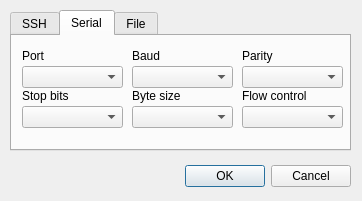
Before: the Qt Designer form opendialog.ui in cdesjardins/ComBomb, drawn with Qt 5.
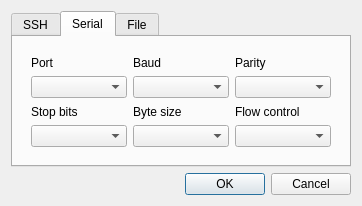
After: the same form once the commit is applied. The open tabs and pages were chosen to show the change. Icons and pictures are not drawn.

Commit message: Set font, and create layouts

Patch:
```diff
--- a/opendialog.ui
+++ b/opendialog.ui
@@ -17,86 +17,60 @@
    <iconset resource="ComBomb.qrc">
     <normaloff>:/images/ComBomb16.png</normaloff>:/images/ComBomb16.png</iconset>
   </property>
-  <widget class="QDialogButtonBox" name="_buttonBox">
-   <property name="geometry">
-    <rect>
-     <x>40</x>
-     <y>160</y>
-     <width>311</width>
-     <height>32</height>
-    </rect>
-   </property>
-   <property name="orientation">
-    <enum>Qt::Horizontal</enum>
-   </property>
-   <property name="standardButtons">
-    <set>QDialogButtonBox::Cancel|QDialogButtonBox::Ok</set>
-   </property>
-  </widget>
+  <layout class="QGridLayout" name="gridLayout">
+   <item row="0" column="0">
   <widget class="QTabWidget" name="tabWidget">
-   <property name="geometry">
-    <rect>
-     <x>10</x>
-     <y>10</y>
-     <width>341</width>
-     <height>141</height>
-    </rect>
-   </property>
    <property name="currentIndex">
     <number>0</number>
    </property>
    <widget class="QWidget" name="Ssh">
+      <property name="layoutDirection">
+       <enum>Qt::LeftToRight</enum>
+      </property>
     <attribute name="title">
      <string>SSH</string>
     </attribute>
-    <widget class="QComboBox" name="_hostNameComboBox">
-     <property name="geometry">
-      <rect>
-       <x>10</x>
-       <y>30</y>
-       <width>311</width>
-       <height>22</height>
-      </rect>
-     </property>
-     <property name="editable">
-      <bool>true</bool>
-     </property>
-    </widget>
+      <layout class="QVBoxLayout" name="verticalLayout">
+       <item>
+        <widget class="QWidget" name="widget" native="true">
+         <layout class="QGridLayout" name="gridLayout_2">
+          <item row="0" column="0" colspan="3">
     <widget class="QLabel" name="label_8">
-     <property name="geometry">
-      <rect>
-       <x>10</x>
-       <y>10</y>
-       <width>301</width>
-       <height>16</height>
-      </rect>
-     </property>
      <property name="text">
       <string>Hostname</string>
      </property>
     </widget>
+          </item>
+          <item row="1" column="0" colspan="3">
+           <widget class="QComboBox" name="_hostNameComboBox">
+            <property name="editable">
+             <bool>true</bool>
+            </property>
+           </widget>
+          </item>
+          <item row="2" column="0">
     <widget class="QLabel" name="label_9">
-     <property name="geometry">
-      <rect>
-       <x>10</x>
-       <y>60</y>
-       <width>51</width>
-       <height>16</height>
-      </rect>
-     </property>
      <property name="text">
       <string>Port</string>
      </property>
     </widget>
+          </item>
+          <item row="2" column="1">
+           <widget class="QLabel" name="label_10">
+            <property name="text">
+             <string>Username</string>
+            </property>
+           </widget>
+          </item>
+          <item row="2" column="2">
+           <widget class="QLabel" name="label_11">
+            <property name="text">
+             <string>Password</string>
+            </property>
+           </widget>
+          </item>
+          <item row="3" column="0">
     <widget class="QLineEdit" name="_portNumLineEdit">
-     <property name="geometry">
-      <rect>
-       <x>10</x>
-       <y>80</y>
-       <width>51</width>
-       <height>20</height>
-      </rect>
-     </property>
      <property name="inputMethodHints">
       <set>Qt::ImhDigitsOnly</set>
      </property>
@@ -104,256 +78,195 @@
       <string>22</string>
      </property>
     </widget>
+          </item>
+          <item row="3" column="1">
     <widget class="QComboBox" name="_userNameComboBox">
-     <property name="geometry">
-      <rect>
-       <x>70</x>
-       <y>80</y>
-       <width>131</width>
-       <height>22</height>
-      </rect>
-     </property>
      <property name="editable">
       <bool>true</bool>
      </property>
     </widget>
-    <widget class="QLineEdit" name="_passwordLineEdit">
-     <property name="geometry">
-      <rect>
-       <x>210</x>
-       <y>80</y>
-       <width>113</width>
-       <height>20</height>
-      </rect>
-     </property>
-    </widget>
-    <widget class="QLabel" name="label_10">
-     <property name="geometry">
-      <rect>
-       <x>70</x>
-       <y>60</y>
-       <width>121</width>
-       <height>21</height>
-      </rect>
-     </property>
-     <property name="text">
-      <string>Username</string>
-     </property>
-    </widget>
-    <widget class="QLabel" name="label_11">
-     <property name="geometry">
-      <rect>
-       <x>210</x>
-       <y>60</y>
-       <width>101</width>
-       <height>21</height>
-      </rect>
-     </property>
-     <property name="text">
-      <string>Password</string>
-     </property>
-    </widget>
+          </item>
+          <item row="3" column="2">
+           <widget class="QLineEdit" name="_passwordLineEdit"/>
+          </item>
+         </layout>
+        </widget>
+       </item>
+      </layout>
    </widget>
    <widget class="QWidget" name="Serial">
     <attribute name="title">
      <string>Serial</string>
     </attribute>
+      <layout class="QVBoxLayout" name="verticalLayout_2">
+       <item>
+        <widget class="QWidget" name="widget_2" native="true">
+         <layout class="QGridLayout" name="gridLayout_3">
+          <item row="0" column="0">
+           <widget class="QLabel" name="label">
+            <property name="text">
+             <string>Port</string>
+            </property>
+           </widget>
+          </item>
+          <item row="0" column="1">
+           <widget class="QLabel" name="label_2">
+            <property name="text">
+             <string>Baud</string>
+            </property>
+           </widget>
+          </item>
+          <item row="0" column="2">
     <widget class="QLabel" name="label_3">
-     <property name="geometry">
-      <rect>
-       <x>230</x>
-       <y>10</y>
-       <width>46</width>
-       <height>20</height>
-      </rect>
-     </property>
      <property name="text">
       <string>Parity</string>
      </property>
     </widget>
-    <widget class="QComboBox" name="_comPortComboBox">
-     <property name="geometry">
-      <rect>
-       <x>10</x>
-       <y>30</y>
-       <width>101</width>
-       <height>22</height>
-      </rect>
-     </property>
-    </widget>
+          </item>
+          <item row="1" column="0">
+           <widget class="QComboBox" name="_comPortComboBox"/>
+          </item>
+          <item row="1" column="1">
     <widget class="QComboBox" name="_baudRateComboBox">
-     <property name="geometry">
-      <rect>
-       <x>120</x>
-       <y>30</y>
-       <width>101</width>
-       <height>22</height>
-      </rect>
-     </property>
      <property name="currentText">
       <string/>
      </property>
     </widget>
-    <widget class="QLabel" name="label_2">
-     <property name="geometry">
-      <rect>
-       <x>120</x>
-       <y>10</y>
-       <width>46</width>
-       <height>20</height>
-      </rect>
-     </property>
-     <property name="text">
-      <string>Baud</string>
-     </property>
-    </widget>
-    <widget class="QComboBox" name="_flowControlComboBox">
-     <property name="geometry">
-      <rect>
-       <x>230</x>
-       <y>70</y>
-       <width>101</width>
-       <height>22</height>
-      </rect>
-     </property>
+          </item>
+          <item row="1" column="2">
+           <widget class="QComboBox" name="_parityComboBox">
      <property name="currentText">
       <string/>
      </property>
     </widget>
+          </item>
+          <item row="2" column="0">
     <widget class="QLabel" name="label_4">
-     <property name="geometry">
-      <rect>
-       <x>10</x>
-       <y>50</y>
-       <width>81</width>
-       <height>20</height>
-      </rect>
-     </property>
      <property name="text">
       <string>Stop bits</string>
      </property>
     </widget>
-    <widget class="QComboBox" name="_byteSizeComboBox">
-     <property name="geometry">
-      <rect>
-       <x>120</x>
-       <y>70</y>
-       <width>101</width>
-       <height>22</height>
-      </rect>
-     </property>
-     <property name="currentText">
-      <string/>
-     </property>
-    </widget>
-    <widget class="QLabel" name="label">
-     <property name="geometry">
-      <rect>
-       <x>10</x>
-       <y>10</y>
-       <width>46</width>
-       <height>20</height>
-      </rect>
-     </property>
-     <property name="text">
-      <string>Port</string>
-     </property>
-    </widget>
-    <widget class="QComboBox" name="_stopBitsComboBox">
-     <property name="geometry">
-      <rect>
-       <x>10</x>
-       <y>70</y>
-       <width>101</width>
-       <height>22</height>
-      </rect>
-     </property>
-     <property name="currentText">
-      <string/>
-     </property>
-    </widget>
+          </item>
+          <item row="2" column="1">
     <widget class="QLabel" name="label_5">
-     <property name="geometry">
-      <rect>
-       <x>120</x>
-       <y>50</y>
-       <width>81</width>
-       <height>20</height>
-      </rect>
-     </property>
      <property name="text">
       <string>Byte size</string>
      </property>
     </widget>
-    <widget class="QComboBox" name="_parityComboBox">
-     <property name="geometry">
-      <rect>
-       <x>230</x>
-       <y>30</y>
-       <width>101</width>
-       <height>22</height>
-      </rect>
-     </property>
-     <property name="currentText">
-      <string/>
-     </property>
-    </widget>
+          </item>
+          <item row="2" column="2">
     <widget class="QLabel" name="label_6">
-     <property name="geometry">
-      <rect>
-       <x>230</x>
-       <y>50</y>
-       <width>91</width>
-       <height>20</height>
-      </rect>
-     </property>
      <property name="text">
       <string>Flow control</string>
      </property>
     </widget>
+          </item>
+          <item row="3" column="0">
+           <widget class="QComboBox" name="_stopBitsComboBox">
+            <property name="currentText">
+             <string/>
+            </property>
+           </widget>
+          </item>
+          <item row="3" column="1">
+           <widget class="QComboBox" name="_byteSizeComboBox">
+            <property name="currentText">
+             <string/>
+            </property>
+           </widget>
+          </item>
+          <item row="3" column="2">
+           <widget class="QComboBox" name="_flowControlComboBox">
+            <property name="currentText">
+             <string/>
+            </property>
+           </widget>
+          </item>
+         </layout>
+         <zorder>label_3</zorder>
+         <zorder>label_2</zorder>
+         <zorder>_byteSizeComboBox</zorder>
+         <zorder>_parityComboBox</zorder>
+         <zorder>_comPortComboBox</zorder>
+         <zorder>label_5</zorder>
+         <zorder>label_6</zorder>
+         <zorder>_baudRateComboBox</zorder>
+         <zorder>label</zorder>
+         <zorder>_flowControlComboBox</zorder>
+         <zorder>_stopBitsComboBox</zorder>
+         <zorder>label_4</zorder>
+         <zorder>_flowControlComboBox</zorder>
+         <zorder>_byteSizeComboBox</zorder>
+         <zorder>label_2</zorder>
+         <zorder>_parityComboBox</zorder>
+         <zorder>label_5</zorder>
+         <zorder>_comPortComboBox</zorder>
+         <zorder>label_6</zorder>
+         <zorder>_baudRateComboBox</zorder>
+         <zorder>label</zorder>
+         <zorder>label_3</zorder>
+         <zorder>_stopBitsComboBox</zorder>
+         <zorder>label_4</zorder>
+        </widget>
+       </item>
+      </layout>
    </widget>
    <widget class="QWidget" name="File">
     <attribute name="title">
      <string>File</string>
     </attribute>
-    <widget class="QLineEdit" name="_fileNameTextBox">
-     <property name="geometry">
-      <rect>
-       <x>10</x>
-       <y>30</y>
-       <width>311</width>
-       <height>20</height>
-      </rect>
-     </property>
-    </widget>
-    <widget class="QLabel" name="label_7">
-     <property name="geometry">
-      <rect>
-       <x>10</x>
-       <y>10</y>
-       <width>111</width>
-       <height>20</height>
-      </rect>
-     </property>
-     <property name="text">
-      <string>Filename</string>
-     </property>
-    </widget>
+      <layout class="QHBoxLayout" name="horizontalLayout">
+       <item>
+        <widget class="QWidget" name="widget_3" native="true">
+         <layout class="QGridLayout" name="gridLayout_4">
+          <item row="3" column="1">
     <widget class="QPushButton" name="_browseButton">
-     <property name="geometry">
-      <rect>
-       <x>250</x>
-       <y>70</y>
-       <width>75</width>
-       <height>23</height>
-      </rect>
-     </property>
      <property name="text">
       <string>Browse</string>
      </property>
     </widget>
-   </widget>
-  </widget>
+          </item>
+          <item row="1" column="0" colspan="2">
+           <widget class="QComboBox" name="_fileNameComboBox">
+            <property name="editable">
+             <bool>true</bool>
+            </property>
+           </widget>
+          </item>
+          <item row="0" column="0">
+           <widget class="QLabel" name="label_7">
+            <property name="text">
+             <string>Filename</string>
+            </property>
+           </widget>
+          </item>
+          <item row="2" column="0">
+           <widget class="QLabel" name="label_12">
+            <property name="text">
+             <string/>
+            </property>
+           </widget>
+          </item>
+         </layout>
+        </widget>
+       </item>
+      </layout>
+     </widget>
+    </widget>
+   </item>
+   <item row="1" column="0">
+    <widget class="QDialogButtonBox" name="_buttonBox">
+     <property name="orientation">
+      <enum>Qt::Horizontal</enum>
+     </property>
+     <property name="standardButtons">
+      <set>QDialogButtonBox::Cancel|QDialogButtonBox::Ok</set>
+     </property>
+    </widget>
+   </item>
+  </layout>
+  <zorder>tabWidget</zorder>
+  <zorder>_buttonBox</zorder>
  </widget>
  <resources>
   <include location="ComBomb.qrc"/>
```
Lines whose indentation alone changed are shown as unchanged. The commit also changes 4 other files.
